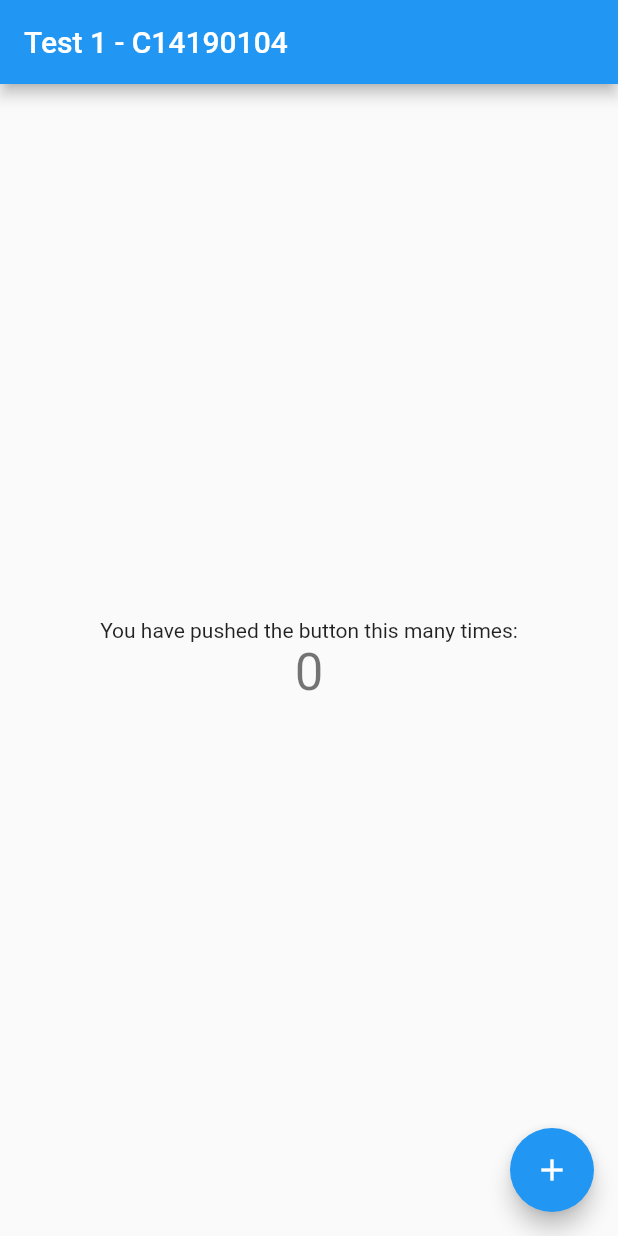
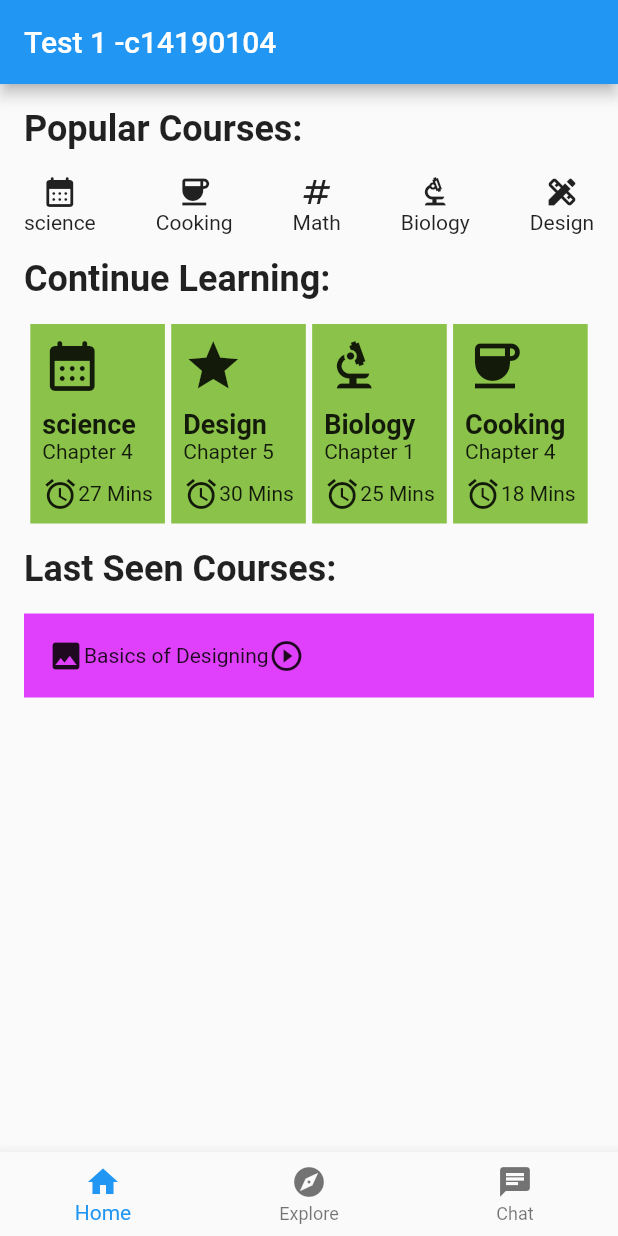
Before and after one commit to Delicate23/UTS-AMBW, a Flutter app: the screen it shows after launch, on a phone screen of 412 x 824 dp. Run offline on Flutter 3.47's test engine with Material 2 defaults, Android fonts, the phone set to English and light mode, and no system bars.

Commit message:
commit 1

```diff
--- a/nomer_2/lib/main.dart
+++ b/nomer_2/lib/main.dart
@@ -24,92 +24,203 @@
         // is not restarted.
         primarySwatch: Colors.blue,
       ),
-      home: const MyHomePage(title: 'Test 1 - C14190104'),
+      home: const Home(),
     );
   }
 }
-
-class MyHomePage extends StatefulWidget {
-  const MyHomePage({Key? key, required this.title}) : super(key: key);
-
-  // This widget is the home page of your application. It is stateful, meaning
-  // that it has a State object (defined below) that contains fields that affect
-  // how it looks.
-
-  // This class is the configuration for the state. It holds the values (in this
-  // case the title) provided by the parent (in this case the App widget) and
-  // used by the build method of the State. Fields in a Widget subclass are
-  // always marked "final".
-
-  final String title;
-
-  @override
-  State<MyHomePage> createState() => _MyHomePageState();
-}
-
-class _MyHomePageState extends State<MyHomePage> {
-  int _counter = 0;
-
-  void _incrementCounter() {
-    setState(() {
-      // This call to setState tells the Flutter framework that something has
-      // changed in this State, which causes it to rerun the build method below
-      // so that the display can reflect the updated values. If we changed
-      // _counter without calling setState(), then the build method would not be
-      // called again, and so nothing would appear to happen.
-      _counter++;
-    });
-  }
+ class Home extends StatelessWidget {
+   const Home({ Key? key }) : super(key: key);
 
    @override
    Widget build(BuildContext context) {
-    // This method is rerun every time setState is called, for instance as done
-    // by the _incrementCounter method above.
-    //
-    // The Flutter framework has been optimized to make rerunning build methods
-    // fast, so that you can just rebuild anything that needs updating rather
-    // than having to individually change instances of widgets.
      return Scaffold(
        appBar: AppBar(
-        // Here we take the value from the MyHomePage object that was created by
-        // the App.build method, and use it to set our appbar title.
-        title: Text(widget.title),
+         title: Text("Test 1 -c14190104"),
        ),
-      body: Center(
-        // Center is a layout widget. It takes a single child and positions it
-        // in the middle of the parent.
+       body: Padding(
+         padding: EdgeInsets.all(16),
+         child: Container(
            child: Column(
-          // Column is also a layout widget. It takes a list of children and
-          // arranges them vertically. By default, it sizes itself to fit its
-          // children horizontally, and tries to be as tall as its parent.
-          //
-          // Invoke "debug painting" (press "p" in the console, choose the
-          // "Toggle Debug Paint" action from the Flutter Inspector in Android
-          // Studio, or the "Toggle Debug Paint" command in Visual Studio Code)
-          // to see the wireframe for each widget.
-          //
-          // Column has various properties to control how it sizes itself and
-          // how it positions its children. Here we use mainAxisAlignment to
-          // center the children vertically; the main axis here is the vertical
-          // axis because Columns are vertical (the cross axis would be
-          // horizontal).
-          mainAxisAlignment: MainAxisAlignment.center,
-          children: <Widget>[
-            const Text(
-              'You have pushed the button this many times:',
+             crossAxisAlignment: CrossAxisAlignment.start,
+             children: [
+               Text("Popular Courses: ", style: TextStyle(fontWeight: FontWeight.bold, fontSize: 24,),),
+               SizedBox(height: 16,),
+                Row(
+                  mainAxisAlignment: MainAxisAlignment.spaceBetween,
+                  children: [
+                    Column(
+                      children: [
+                        Icon(Icons.calendar_month_rounded),
+                        Text("science")
+                      ],
                     ),
-            Text(
-              '$_counter',
-              style: Theme.of(context).textTheme.headline4,
+                    Column(
+                      children: [
+                        Icon(Icons.coffee),
+                        Text("Cooking")
+                      ],
+                    ),
+                    Column(
+                      children: [
+                        Icon(Icons.numbers),
+                        Text("Math")
+                      ],
+                    ),
+                    Column(
+                      children: [
+                        Icon(Icons.biotech_outlined),
+                        Text("Biology")
+                      ],
+                    ),
+                    Column(
+                      children: [
+                        Icon(Icons.design_services),
+                        Text("Design")
+                      ],
+                    )
+                  ],
+                ),
+                SizedBox(height: 16,),
+                Text("Continue Learning: ", style: TextStyle(fontWeight: FontWeight.bold, fontSize: 24,),),
+                SizedBox(height: 16,),
+                Row(
+                  mainAxisAlignment: MainAxisAlignment.spaceEvenly,
+                  children: [
+                    Container(
+                      color: Colors.lightGreen,
+                      child: Padding(
+                        padding: EdgeInsets.all(8),
+                        child: Column(
+                          crossAxisAlignment: CrossAxisAlignment.start,
+                        children: [
+                          Icon(Icons.calendar_month_rounded, size: 40,),
+                          SizedBox(height: 8,),
+                          Text("science", style: TextStyle(fontWeight: FontWeight.bold, fontSize: 18,),),
+                          Text("Chapter 4"),
+                          SizedBox(height: 8,),
+                          Row(
+                            children: [
+                              Icon(Icons.alarm,),
+                              SizedBox(height: 8,),
+                              Text("27 Mins"),
+                            ],
+                          )
+                        ]),
+                        )
+
+                    ),
+                    Container(
+                      color: Colors.lightGreen,
+                      child: Padding(
+                        padding: EdgeInsets.all(8),
+                        child: Column(
+                          crossAxisAlignment: CrossAxisAlignment.start,
+                        children: [
+                          Icon(Icons.star, size: 40,),
+                          SizedBox(height: 8,),
+                          Text("Design", style: TextStyle(fontWeight: FontWeight.bold, fontSize: 18,),),
+                          Text("Chapter 5"),
+                          SizedBox(height: 8,),
+                          Row(
+                            children: [
+                              Icon(Icons.alarm,),
+                              SizedBox(height: 8,),
+                              Text("30 Mins"),
+                            ],
+                          )
+                        ]),
+                        )
+
+                    ),
+                    Container(
+                      color: Colors.lightGreen,
+                      child: Padding(
+                        padding: EdgeInsets.all(8),
+                        child: Column(
+                          crossAxisAlignment: CrossAxisAlignment.start,
+                        children: [
+                          Icon(Icons.biotech, size: 40,),
+                          SizedBox(height: 8,),
+                          Text("Biology", style: TextStyle(fontWeight: FontWeight.bold, fontSize: 18,),),
+                          Text("Chapter 1"),
+                          SizedBox(height: 8,),
+                          Row(
+                            children: [
+                              Icon(Icons.alarm,),
+                              SizedBox(height: 8,),
+                              Text("25 Mins"),
+                            ],
+                          )
+                        ]),
+                        )
+
+                    ),
+                    Container(
+                      color: Colors.lightGreen,
+                      child: Padding(
+                        padding: EdgeInsets.all(8),
+                        child: Column(
+                          crossAxisAlignment: CrossAxisAlignment.start,
+                        children: [
+                          Icon(Icons.coffee, size: 40,),
+                          SizedBox(height: 8,),
+                          Text("Cooking", style: TextStyle(fontWeight: FontWeight.bold, fontSize: 18,),),
+                          Text("Chapter 4"),
+                          SizedBox(height: 8,),
+                          Row(
+                            children: [
+                              Icon(Icons.alarm,),
+                              SizedBox(height: 8,),
+                              Text("18 Mins"),
+                            ],
+                          )
+                        ]),
+                        )
+
                     ),
                   ],
                 ),
+                SizedBox(height: 16,),
+                Text("Last Seen Courses: ", style: TextStyle(fontWeight: FontWeight.bold, fontSize: 24,),),
+                SizedBox(height: 16,),
+                Column(
+                  children: [
+                    Container(
+                      color: Colors.purpleAccent,
+                      child: Padding(
+                        padding: EdgeInsets.all(16),
+                        child:  Row(
+                        children: [
+                          Icon(Icons.image),
+                          Text("Basics of Designing"),
+                          Icon(Icons.play_circle_outline)
+                        ],
                       ),
-      floatingActionButton: FloatingActionButton(
-        onPressed: _incrementCounter,
-        tooltip: 'Increment',
-        child: const Icon(Icons.add),
-      ), // This trailing comma makes auto-formatting nicer for build methods.
+                      )
+
+                    )
+                  ],
+                )
+             ],
+           ),
+         ),
+       ),
+       bottomNavigationBar: BottomNavigationBar(
+        items: const <BottomNavigationBarItem>[
+          BottomNavigationBarItem(
+            icon: Icon(Icons.home),
+            label: 'Home',
+          ),
+          BottomNavigationBarItem(
+            icon: Icon(Icons.explore),
+            label: 'Explore',
+          ),
+          BottomNavigationBarItem(
+            icon: Icon(Icons.chat),
+            label: 'Chat',
+          ),
+        ],
+      ),
      );
    }
  }
```
Lines whose indentation alone changed are shown as unchanged.
